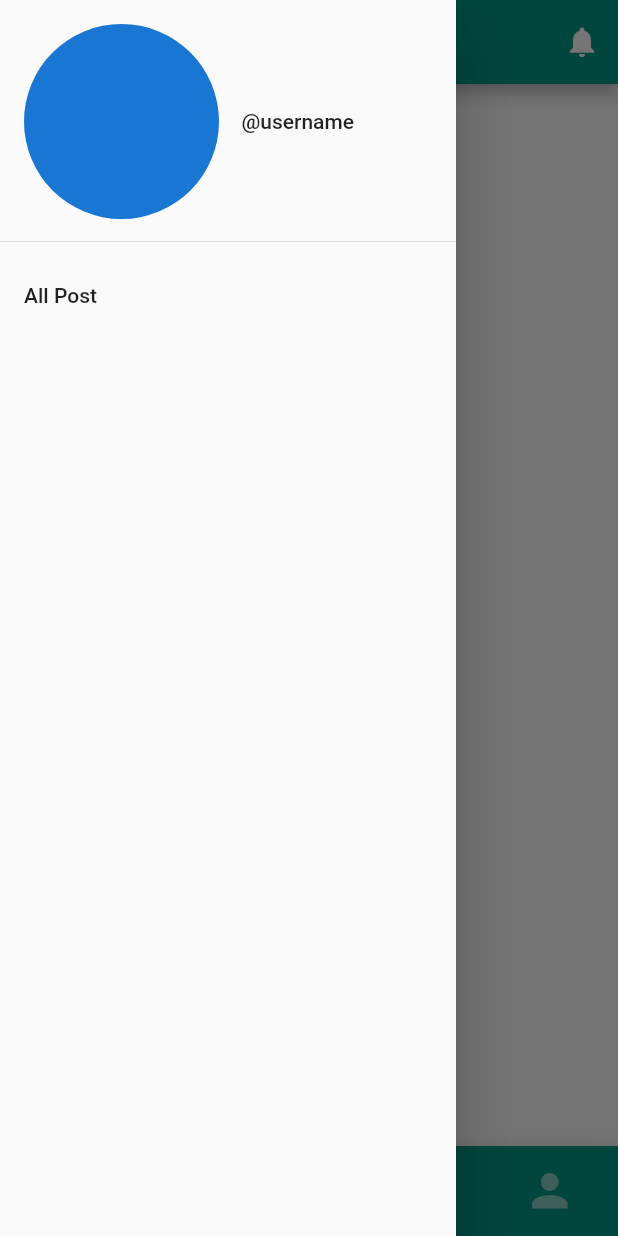
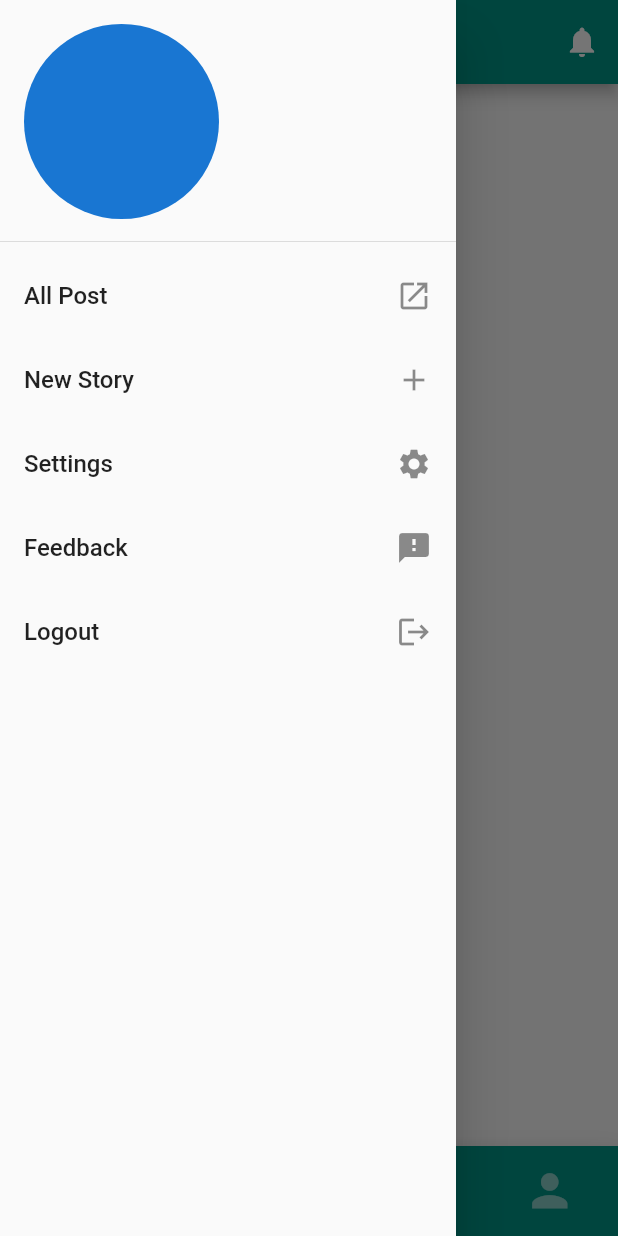
Before and after one commit to mysterio0801/Blogieee, a Flutter app: the LandingPage screen opened directly, with the side drawer open, on a phone screen of 412 x 824 dp. Run offline on Flutter 3.47's test engine with Material 2 defaults, Android fonts, the phone set to English and light mode, and no system bars; our stand-ins replace flutter_secure_storage, image_picker; missing offline and left inert: flutter_facebook_login; accounts and stored records are empty; generated files the repository leaves out were written again; network calls fail.

Commit message:
Updated app drawer and added logout feature

```diff
--- a/Frontend/blogiee/lib/screens/home_screen.dart
+++ b/Frontend/blogiee/lib/screens/home_screen.dart
@@ -1,6 +1,4 @@
-import 'package:blogiee/screens/welcome_screen.dart';
 import 'package:flutter/material.dart';
-import 'package:flutter_secure_storage/flutter_secure_storage.dart';
 
 class HomeScreen extends StatefulWidget {
   @override
@@ -8,8 +6,6 @@ class HomeScreen extends StatefulWidget {
 }
 
 class _HomeScreenState extends State<HomeScreen> {
-
-  final storage = new FlutterSecureStorage();
 
   @override
   Widget build(BuildContext context) {
@@ -19,20 +15,9 @@ class _HomeScreenState extends State<HomeScreen> {
           mainAxisAlignment: MainAxisAlignment.center,
           children: [
             Text('Home Screen'),
-            ElevatedButton(
-              onPressed: (){
-                logout();
-              },
-            child: Text('Log Out'),
-            ),
           ],
         ),
       ),
     );
   }
-
-  void logout() async{
-    await storage.delete(key: "token");
-    Navigator.pushAndRemoveUntil(context, MaterialPageRoute(builder: (context) => WelcomeSceen()), (route) => false);
-  }
 }
--- a/Frontend/blogiee/lib/screens/landing_page.dart
+++ b/Frontend/blogiee/lib/screens/landing_page.dart
@@ -1,7 +1,10 @@
 import 'package:blogiee/Blog/addblog.dart';
+import 'package:blogiee/NetworkHandler.dart';
 import 'package:blogiee/screens/home_screen.dart';
 import 'package:blogiee/screens/profile_screen.dart';
+import 'package:blogiee/screens/welcome_screen.dart';
 import 'package:flutter/material.dart';
+import 'package:flutter_secure_storage/flutter_secure_storage.dart';
 
 class LandingPage extends StatefulWidget {
   @override
@@ -9,9 +12,40 @@ class LandingPage extends StatefulWidget {
 }
 
 class _LandingPageState extends State<LandingPage> {
+  NetworkHandler _networkHandler = NetworkHandler();
   int currentState = 0;
   List<Widget> widgets = [HomeScreen(), ProfileScreen()];
   List<String> title = ["Home Page", "My Profile"];
+  final storage = new FlutterSecureStorage();
+  Widget profilePhoto = CircleAvatar(radius: 65);
+  String username = "";
+
+  @override
+  void initState(){
+    super.initState();
+    checkProfile();
+  }
+
+  void checkProfile() async{
+    var response = await _networkHandler.get("/profile/checkProfile");
+    setState(() {
+      username = response["username"];
+    });
+    if(response["status"] == true){
+      setState(() {
+        profilePhoto = CircleAvatar(
+          radius: 65.0,
+          backgroundImage: _networkHandler.getImage(response["username"],)
+        );
+      });
+    }
+    else{
+      setState(() {
+        profilePhoto = CircleAvatar(radius: 65);
+      });
+    }
+  }
+
   @override
   Widget build(BuildContext context) {
     return Scaffold(
@@ -23,19 +57,41 @@ class _LandingPageState extends State<LandingPage> {
                 children: [
                   Row(
                     children: [
-                      CircleAvatar(
-                        radius: 65,
-                      ),
+                      profilePhoto,
                       SizedBox(width: 15.0),
-                      Text("@username"),
+                      Text("$username", style: TextStyle(fontSize: 16.0),),
                     ],
                   ),
                 ],
               ),
             ),
             ListTile(
-              title: Text('All Post'),
-            )
+              title: Text('All Post', style: TextStyle(fontSize: 16.0)),
+              trailing: Icon(Icons.launch),
+              onTap: (){},
+            ),
+            ListTile(
+              title: Text('New Story', style: TextStyle(fontSize: 16.0)),
+              trailing: Icon(Icons.add),
+              onTap: (){},
+            ),
+            ListTile(
+              title: Text('Settings', style: TextStyle(fontSize: 16.0)),
+              trailing: Icon(Icons.settings),
+              onTap: (){},
+            ),
+            ListTile(
+              title: Text('Feedback', style: TextStyle(fontSize: 16.0)),
+              trailing: Icon(Icons.feedback),
+              onTap: (){},
+            ),
+            ListTile(
+              title: Text('Logout', style: TextStyle(fontSize: 16.0)),
+              trailing: Icon(Icons.logout),
+              onTap: (){
+                logout();
+              },
+            ),
           ],
         ),
       ),
@@ -96,4 +152,9 @@ class _LandingPageState extends State<LandingPage> {
       body: widgets[currentState],
     );
   }
+
+  void logout() async{
+    await storage.delete(key: "token");
+    Navigator.pushAndRemoveUntil(context, MaterialPageRoute(builder: (context) => WelcomeSceen()), (route) => false);
+  }
 }
```
Also changed, not shown: 2 other files.
